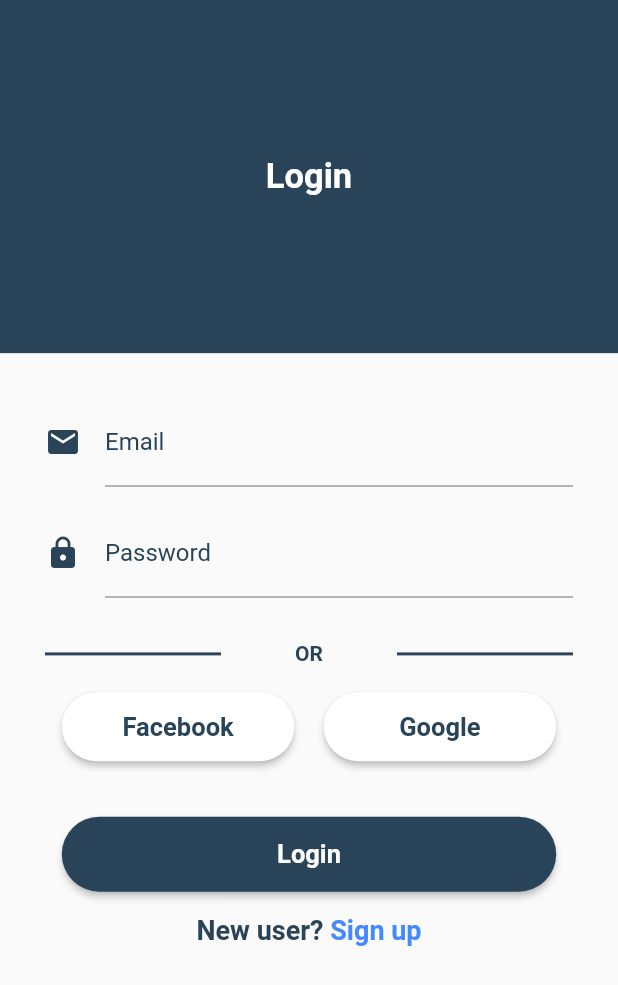
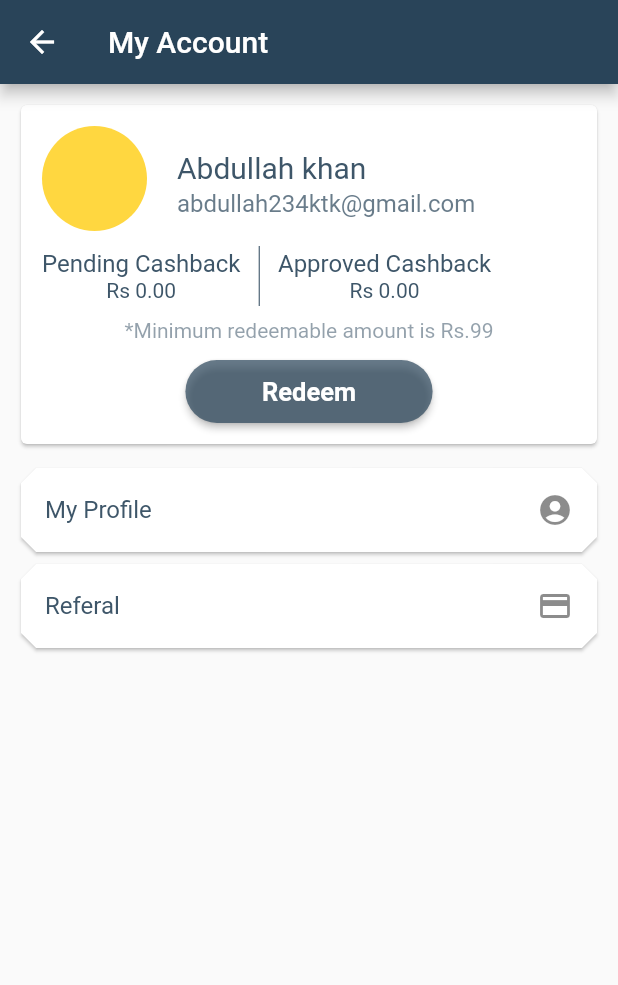
Before and after one commit to abdullah432/bitcash, a Flutter app: the screen it shows after launch, on a phone screen of 412 x 824 dp. Shown: the top 985 px of the screen. Run offline on Flutter 3.47's test engine with Material 2 defaults, Android fonts, the phone set to English and light mode, and no system bars.

Commit message:
my account page design

```diff
--- a/lib/Helping/colors.dart
+++ b/lib/Helping/colors.dart
@@ -17,4 +17,7 @@ class CustomColor {
   static final materialPrimaryColor = MaterialColor(0xFF294459, color);
 
   static final primarycolor = Color.fromRGBO(41, 68, 89, 1);
+  static final primarycolor90 = Color.fromRGBO(41, 68, 89, .9);
+  static final primarycolor70 = Color.fromRGBO(41, 68, 89, .7);
+  static final primarycolor50 = Color.fromRGBO(41, 68, 89, .5);
 }
--- a/lib/main.dart
+++ b/lib/main.dart
@@ -1,6 +1,9 @@
 import 'package:bitcash/Helping/colors.dart';
+import 'package:bitcash/screens/account.dart';
 import 'package:bitcash/screens/login.dart';
 import 'package:flutter/material.dart';
+
+import 'screens/login.dart';
 
 void main() => runApp(MyApp());
 
@@ -14,7 +17,8 @@ class MyApp extends StatelessWidget {
       theme: ThemeData(
         primarySwatch: CustomColor.materialPrimaryColor
       ),
-      home: LoginPage(),
+      // home: LoginPage()
+      home: MyAccount(),
     );
   }
 }
--- /dev/null
+++ b/lib/screens/account.dart
@@ -0,0 +1,193 @@
+import 'package:bitcash/Helping/colors.dart';
+import 'package:flutter/cupertino.dart';
+import 'package:flutter/material.dart';
+
+class MyAccount extends StatefulWidget {
+  @override
+  State<StatefulWidget> createState() {
+    return MyAccountState();
+  }
+}
+
+class MyAccountState extends State<MyAccount> {
+  @override
+  Widget build(BuildContext context) {
+    return Scaffold(
+        appBar: AppBar(
+          leading: Icon(Icons.arrow_back),
+          title: Text('My Account'),
+        ),
+        body: Padding(
+          padding: const EdgeInsets.all(10.0),
+          child: Column(
+            children: <Widget>[
+              profileInfo(),
+              listOfOptions(),
+            ],
+          ),
+        ));
+  }
+
+  profileInfo() {
+    return Card(
+      child: Padding(
+        padding: const EdgeInsets.all(14.0),
+        child: Column(
+          children: <Widget>[
+            Row(
+              children: <Widget>[
+                Padding(
+                  padding: const EdgeInsets.only(right: 20),
+                  child: Align(
+                      alignment: Alignment.topLeft,
+                      child: CircleAvatar(
+                        radius: 35,
+                        backgroundColor: Colors.amberAccent,
+                      )),
+                ),
+                Expanded(
+                  child: Column(
+                    children: <Widget>[
+                      Container(
+                        width: 0,
+                        height: 8,
+                      ),
+                      Align(
+                          alignment: Alignment.topLeft,
+                          child: Text(
+                            'Abdullah khan',
+                            style: TextStyle(
+                                color: CustomColor.primarycolor90,
+                                fontSize: 20),
+                          )),
+                      Container(
+                        width: 0,
+                        height: 3,
+                      ),
+                      Align(
+                          alignment: Alignment.topLeft,
+                          child: Text(
+                            'abdullah234ktk@gmail.com',
+                            style: TextStyle(
+                                color: CustomColor.primarycolor70,
+                                fontSize: 16),
+                          )),
+                    ],
+                  ),
+                )
+              ],
+            ),
+            Center(
+              child: Padding(
+                padding: const EdgeInsets.only(top: 10.0),
+                child: Row(
+                  children: <Widget>[
+                    //first column
+                    Column(
+                      children: <Widget>[
+                        Text(
+                          'Pending Cashback',
+                          style: TextStyle(
+                              color: CustomColor.primarycolor90, fontSize: 16),
+                        ),
+                        Text(
+                          'Rs 0.00',
+                          style: TextStyle(
+                              color: CustomColor.primarycolor90, fontSize: 14),
+                        ),
+                      ],
+                    ),
+                    //divider
+                    Container(
+                      height: 40,
+                      width: 25,
+                      child: VerticalDivider(
+                        color: CustomColor.primarycolor,
+                      ),
+                    ),
+                    //second column
+                    Column(
+                      children: <Widget>[
+                        Text(
+                          'Approved Cashback',
+                          style: TextStyle(
+                              color: CustomColor.primarycolor90, fontSize: 16),
+                        ),
+                        Text(
+                          'Rs 0.00',
+                          style: TextStyle(
+                              color: CustomColor.primarycolor90, fontSize: 14),
+                        ),
+                      ],
+                    ),
+                  ],
+                ),
+              ),
+            ),
+            Padding(
+              padding: const EdgeInsets.only(top: 8.0, bottom: 12.0),
+              child: Text(
+                '*Minimum redeemable amount is Rs.99',
+                style: TextStyle(color: CustomColor.primarycolor50),
+              ),
+            ),
+            Container(
+                height: 42,
+                width: MediaQuery.of(context).size.width / 2.5,
+                decoration: BoxDecoration(
+                    borderRadius: BorderRadius.all(Radius.circular(25))),
+                child: RaisedButton(
+                    color: CustomColor.primarycolor70,
+                    shape: RoundedRectangleBorder(
+                        borderRadius: BorderRadius.circular(25.0)),
+                    onPressed: () {
+                      //remove cursor blink of search textfield
+                      FocusScope.of(context).requestFocus(new FocusNode());
+                    },
+                    child: Text(
+                      'Redeem',
+                      style: TextStyle(
+                          fontWeight: FontWeight.bold,
+                          fontSize: 17,
+                          color: Colors.white),
+                    ))),
+          ],
+        ),
+      ),
+    );
+  }
+
+  listOfOptions() {
+    return Padding(
+      padding: const EdgeInsets.only(top: 8.0),
+      child: Column(
+        children: <Widget>[
+          Card(
+              shape: BeveledRectangleBorder(
+                borderRadius: BorderRadius.circular(10.0),
+              ),
+              color: Colors.white,
+              child: ListTile(
+                title: Text(
+                  'My Profile',
+                  style: TextStyle(color: CustomColor.primarycolor90),
+                ),
+                trailing: Icon(Icons.account_circle),
+              )),
+              Card(
+              shape: BeveledRectangleBorder(
+                borderRadius: BorderRadius.circular(10.0),
+              ),
+              color: Colors.white,
+              child: ListTile(
+                title: Text(
+                  'Referal',
+                  style: TextStyle(color: CustomColor.primarycolor90),
+                ),
+                trailing: Icon(Icons.credit_card),
+              )),
+        ],
+      ),
+    );
+  }
+}
--- a/lib/screens/home.dart
+++ b/lib/screens/home.dart
@@ -13,7 +13,10 @@ class HomePageState extends State<HomePage> {
   Widget build(BuildContext context) {
     return Scaffold(
       drawer: NavDrawer(),
-      appBar: AppBar(),
+      appBar: AppBar(
+        title: Text('Bitcash'),
+
+      ),
       body: Container(color: Colors.white)
   );
   }
--- a/lib/screens/navdrawer.dart
+++ b/lib/screens/navdrawer.dart
@@ -50,7 +50,8 @@ class NavDrawer extends StatelessWidget {
   }
 
   drawerProfileInfo() {
-    return Row(
+    return
+    Row(
       children: <Widget>[
         Padding(
           padding: const EdgeInsets.only(right: 10),
--- a/pubspec.yaml
+++ b/pubspec.yaml
@@ -19,6 +19,7 @@ environment:
 dependencies:
   flutter:
     sdk: flutter
+
 
 
   # The following adds the Cupertino Icons font to your application.
```
Also changed, not shown: pubspec.lock.
